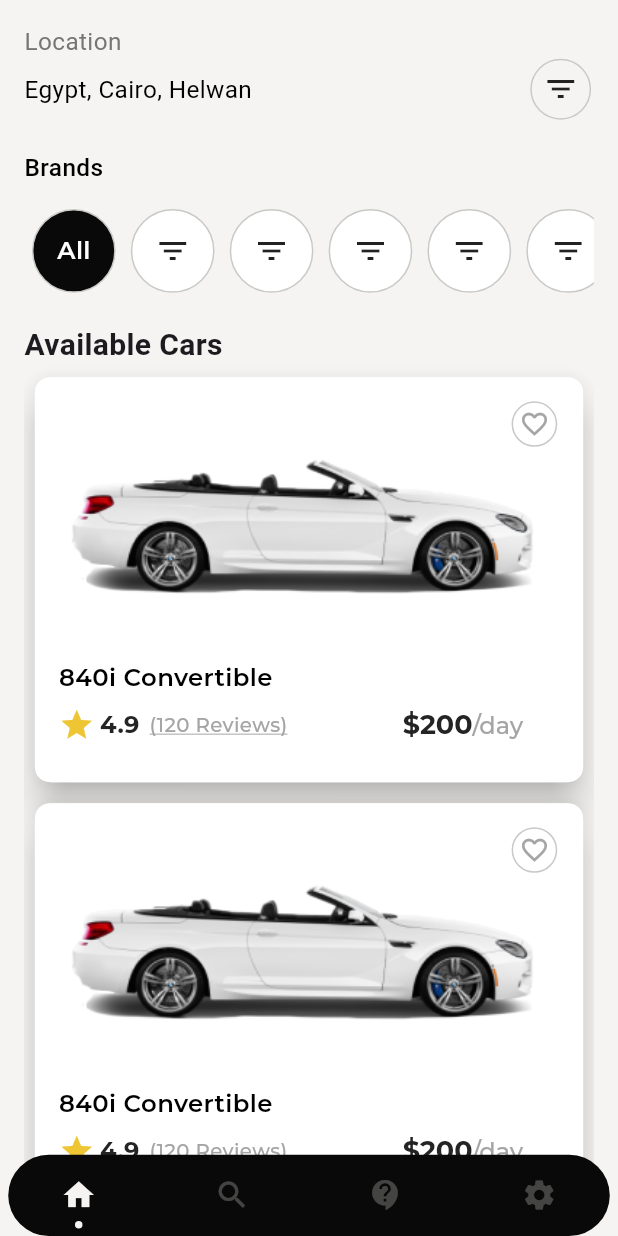
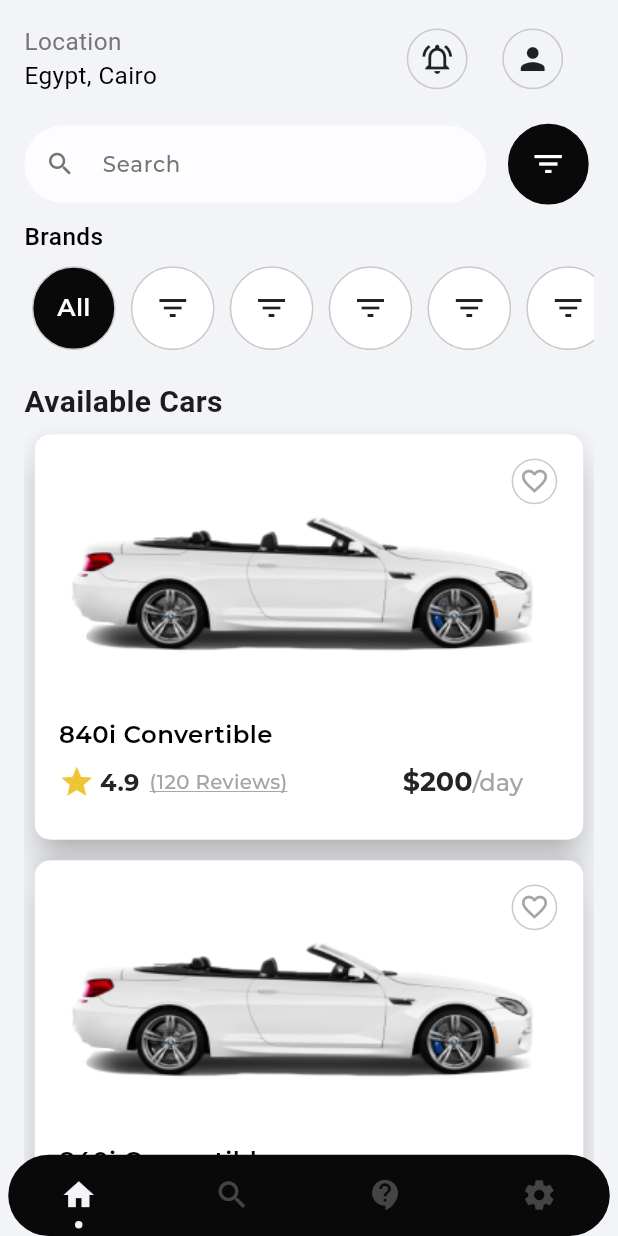
Before and after one commit to wasp2012/car_rental, a Flutter app: the HomeScreen screen opened by its route, on a phone screen of 412 x 824 dp. Run offline on Flutter 3.47's test engine with Material 3 defaults, Android fonts, the phone set to English and light mode, and no system bars; drawn by our look-alikes of dot_navigation_bar; our stand-ins replace bloc, dio, dots_indicator, dropdown_button2, equatable, flutter_bloc and 5 more; accounts and stored records are empty; Roboto replaces fonts that are missing (droid).

Commit message:
12Mar
-Finished Home screen
-Finished Settings screen

```diff
--- a/lib/core/theming/colors.dart
+++ b/lib/core/theming/colors.dart
@@ -3,7 +3,7 @@ import 'package:flutter/material.dart';
 class ColorsManager {
   static const Color mainOrange = Color(0xFFCC9966);
   static const Color mainColor = Color(0xFF090909);
-  static const Color bgColor = Color(0xFFF5F4F2);
+  static const Color bgColor = Color(0xFFFF2F4F7);
   static const Color lightOrange = Color(0xFFD37A22);
   static const Color darkOrange = Color(0xFFE57100);
   static const Color darkBlue = Color(0xFF242424);
--- a/lib/core/widgets/app_text_form_field.dart
+++ b/lib/core/widgets/app_text_form_field.dart
@@ -15,6 +15,7 @@ class AppTextFormField extends StatelessWidget {
     required this.hintText,
     this.isObscureText,
     this.suffixIcon,
+    this.prefixIcon,
     this.backgroundColor,
     this.controller,
     this.validator,
@@ -29,6 +30,8 @@ class AppTextFormField extends StatelessWidget {
   final String hintText;
   final bool? isObscureText;
   final Widget? suffixIcon;
+  final Widget? prefixIcon;
+
   final Color? backgroundColor;
   final TextEditingController? controller;
   final String? Function(String?)? validator;
@@ -38,6 +41,8 @@ class AppTextFormField extends StatelessWidget {
   @override
   Widget build(BuildContext context) {
     return TextFormField(
+      onTapOutside: (pointerDownEvent) =>
+          FocusManager.instance.primaryFocus?.unfocus(),
       controller: controller,
       keyboardType: keyboard,
       decoration: InputDecoration(
@@ -79,6 +84,7 @@ class AppTextFormField extends StatelessWidget {
         hintStyle: hintStyle ?? TextStyles.font14GrayRegular,
         hintText: hintText,
         suffixIcon: suffixIcon,
+        prefixIcon: prefixIcon,
         filled: true,
         fillColor: backgroundColor ?? ColorsManager.moreLightGray,
       ),
--- a/lib/features/home/presentation/pages/home_screen.dart
+++ b/lib/features/home/presentation/pages/home_screen.dart
@@ -2,6 +2,7 @@ import 'package:car_rental/core/helpers/nav_bar_const.dart';
 import 'package:car_rental/features/home/presentation/cubit/navigation_cubit.dart';
 import 'package:car_rental/features/home/presentation/widgets/custom_navbar.dart';
 import 'package:car_rental/features/home/presentation/widgets/home_widget.dart';
+import 'package:car_rental/features/settings/presentation/pages/settings_screen.dart';
 import 'package:flutter/material.dart';
 import 'package:flutter_bloc/flutter_bloc.dart';
 
@@ -13,7 +14,6 @@ class HomeScreen extends StatelessWidget {
     return SafeArea(
       child: Scaffold(
         extendBody: true,
-
         bottomNavigationBar: const CustomNavbar(),
         body: BlocBuilder<NavigationCubit, NavigationState>(
           builder: (context, state) {
@@ -24,7 +24,7 @@ class HomeScreen extends StatelessWidget {
             } else if (state.navBarItem == NavBarItems.contact) {
               return const HomeWidget();
             } else if (state.navBarItem == NavBarItems.settings) {
-              return const HomeWidget();
+              return const SettingsScreen();
             }
             return const HomeWidget();
           },
--- a/lib/features/home/presentation/widgets/brands_list_widget.dart
+++ b/lib/features/home/presentation/widgets/brands_list_widget.dart
@@ -22,7 +22,7 @@ class BrandListViewWidget extends StatelessWidget {
               fontWeight: FontWeightHelper.medium,
               fontFamily: 'droid'),
         ),
-        verticalSpace(16),
+        verticalSpace(8),
         SizedBox(
           height: 55.h,
           child: ListView.builder(
--- /dev/null
+++ b/lib/features/home/presentation/widgets/home_header_widget.dart
@@ -0,0 +1,63 @@
+import 'package:car_rental/core/helpers/spacing.dart';
+import 'package:car_rental/core/theming/colors.dart';
+import 'package:car_rental/core/theming/font_weight_helper.dart';
+import 'package:car_rental/core/theming/styles.dart';
+import 'package:flutter/material.dart';
+import 'package:flutter_screenutil/flutter_screenutil.dart';
+
+class HomeHeaderWidget extends StatelessWidget {
+  const HomeHeaderWidget({super.key});
+
+  @override
+  Widget build(BuildContext context) {
+    return Row(
+      children: [
+        Column(
+          crossAxisAlignment: CrossAxisAlignment.start,
+          children: [
+            Text(
+              'Location',
+              style: TextStyles.font16BlackRegular.copyWith(
+                  color: ColorsManager.gray,
+                  fontWeight: FontWeightHelper.regular,
+                  fontFamily: 'droid'),
+            ),
+            Text(
+              'Egypt, Cairo',
+              style: TextStyles.font16BlackRegular.copyWith(
+                  color: Colors.black,
+                  fontWeight: FontWeightHelper.regular,
+                  fontFamily: 'droid'),
+            ),
+          ],
+        ),
+        horizontalSpace(150),
+        Container(
+          width: 40.0.w,
+          height: 40.0.h,
+          decoration: BoxDecoration(
+            border: Border.all(
+              width: 1,
+              color: ColorsManager.lightGray,
+            ),
+            shape: BoxShape.circle,
+          ),
+          child: const Icon(Icons.notifications_active_outlined),
+        ),
+        horizontalSpace(18),
+        Container(
+          width: 40.0.w,
+          height: 40.0.h,
+          decoration: BoxDecoration(
+            border: Border.all(
+              width: 1,
+              color: ColorsManager.lightGray,
+            ),
+            shape: BoxShape.circle,
+          ),
+          child: const Icon(Icons.person),
+        ),
+      ],
+    );
+  }
+}
--- /dev/null
+++ b/lib/features/home/presentation/widgets/home_search_bar.dart
@@ -0,0 +1,60 @@
+import 'package:car_rental/core/helpers/spacing.dart';
+import 'package:car_rental/core/theming/colors.dart';
+import 'package:car_rental/core/widgets/app_text_form_field.dart';
+import 'package:flutter/material.dart';
+import 'package:flutter_screenutil/flutter_screenutil.dart';
+
+class HomeSearchBar extends StatelessWidget {
+  const HomeSearchBar({super.key});
+
+  @override
+  Widget build(BuildContext context) {
+    return Row(
+      children: [
+        Expanded(
+          child: AppTextFormField(
+            contentPadding: EdgeInsets.symmetric(
+              horizontal: 15.w,
+              vertical: 15.h,
+            ),
+            focusedBorder: OutlineInputBorder(
+              borderRadius: BorderRadius.circular(50.0),
+              borderSide: const BorderSide(
+                  color: ColorsManager.lightGray, width: 1.3),
+            ),
+            enabledBorder: OutlineInputBorder(
+              borderRadius: BorderRadius.circular(50.0),
+              borderSide: const BorderSide(
+                color: Colors.transparent,
+                width: 1.3,
+              ),
+            ),
+            hintText: 'Search ',
+            prefixIcon: const Icon(
+              Icons.search,
+              color: ColorsManager.gray,
+              size: 20,
+            ),
+          ),
+        ),
+        horizontalSpace(10),
+        Container(
+          width: 55.0.w,
+          height: 53.0.h,
+          decoration: BoxDecoration(
+            color: ColorsManager.mainColor,
+            border: Border.all(
+              width: 1,
+              color: ColorsManager.mainColor,
+            ),
+            shape: BoxShape.circle,
+          ),
+          child: const Icon(
+            Icons.filter_list,
+            color: Colors.white,
+          ),
+        ),
+      ],
+    );
+  }
+}
--- a/lib/features/home/presentation/widgets/home_widget.dart
+++ b/lib/features/home/presentation/widgets/home_widget.dart
@@ -1,9 +1,8 @@
 import 'package:car_rental/core/helpers/spacing.dart';
-import 'package:car_rental/core/theming/colors.dart';
-import 'package:car_rental/core/theming/font_weight_helper.dart';
-import 'package:car_rental/core/theming/styles.dart';
 import 'package:car_rental/features/home/presentation/widgets/available_cars_list_widget.dart';
 import 'package:car_rental/features/home/presentation/widgets/brands_list_widget.dart';
+import 'package:car_rental/features/home/presentation/widgets/home_header_widget.dart';
+import 'package:car_rental/features/home/presentation/widgets/home_search_bar.dart';
 import 'package:flutter/material.dart';
 import 'package:flutter_screenutil/flutter_screenutil.dart';
 
@@ -20,38 +19,10 @@ class HomeWidget extends StatelessWidget {
         child: Column(
           crossAxisAlignment: CrossAxisAlignment.start,
           children: [
-            Text(
-              'Location',
-              style: TextStyles.font16BlackRegular.copyWith(
-                  color: ColorsManager.gray,
-                  fontWeight: FontWeightHelper.regular,
-                  fontFamily: 'droid'),
-            ),
-            Row(
-              mainAxisAlignment: MainAxisAlignment.spaceBetween,
-              children: [
-                Text(
-                  'Egypt, Cairo, Helwan',
-                  style: TextStyles.font16BlackRegular.copyWith(
-                      color: Colors.black,
-                      fontWeight: FontWeightHelper.regular,
-                      fontFamily: 'droid'),
-                ),
-                Container(
-                  width: 40.0.w,
-                  height: 40.0.h,
-                  decoration: BoxDecoration(
-                    border: Border.all(
-                      width: 1,
-                      color: ColorsManager.lightGray,
-                    ),
-                    shape: BoxShape.circle,
-                  ),
-                  child: const Icon(Icons.filter_list),
-                )
-              ],
-            ),
+            const HomeHeaderWidget(),
             verticalSpace(20),
+            const HomeSearchBar(),
+            verticalSpace(10),
             const BrandListViewWidget(),
             verticalSpace(20),
             const AvailableCarsListWidget()
```
Also changed, not shown: lib/features/settings/presentation/cubit/settings_cubit.dart (added, +8 -0 lines), lib/features/settings/presentation/cubit/settings_state.dart (added, +10 -0 lines), lib/features/settings/presentation/pages/settings_screen.dart (added, +47 -0 lines), lib/features/settings/presentation/widgets/info_card_widget.dart (added, +50 -0 lines), lib/features/settings/presentation/widgets/settings_header_widget.dart (added, +42 -0 lines), lib/features/settings/presentation/widgets/settings_list_widget.dart (added, +105 -0 lines).
